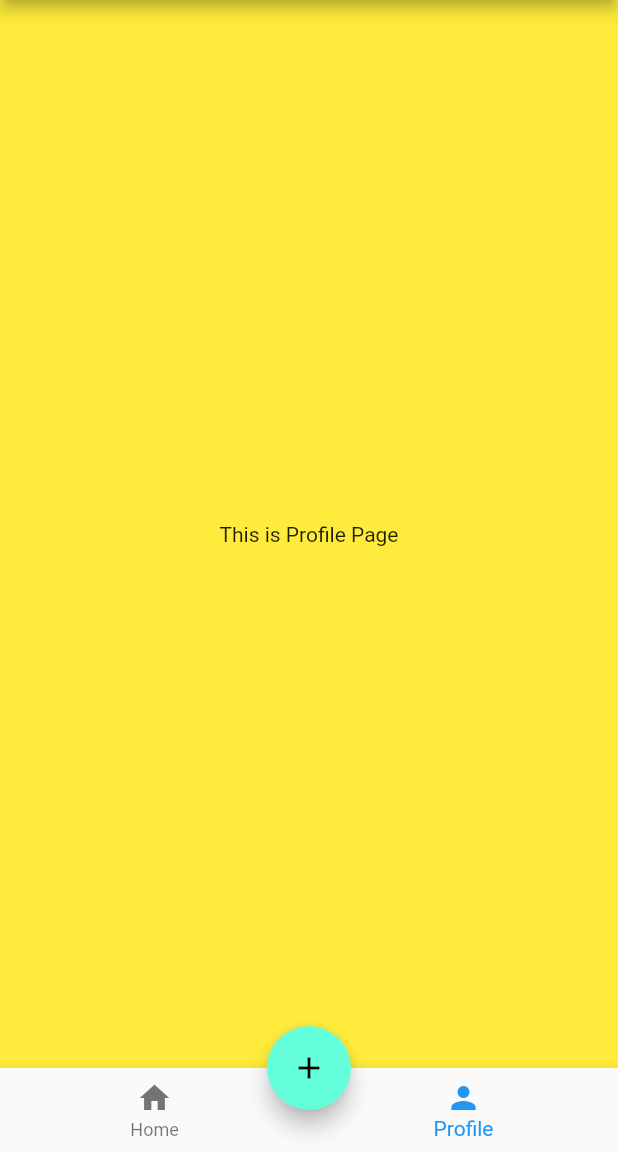
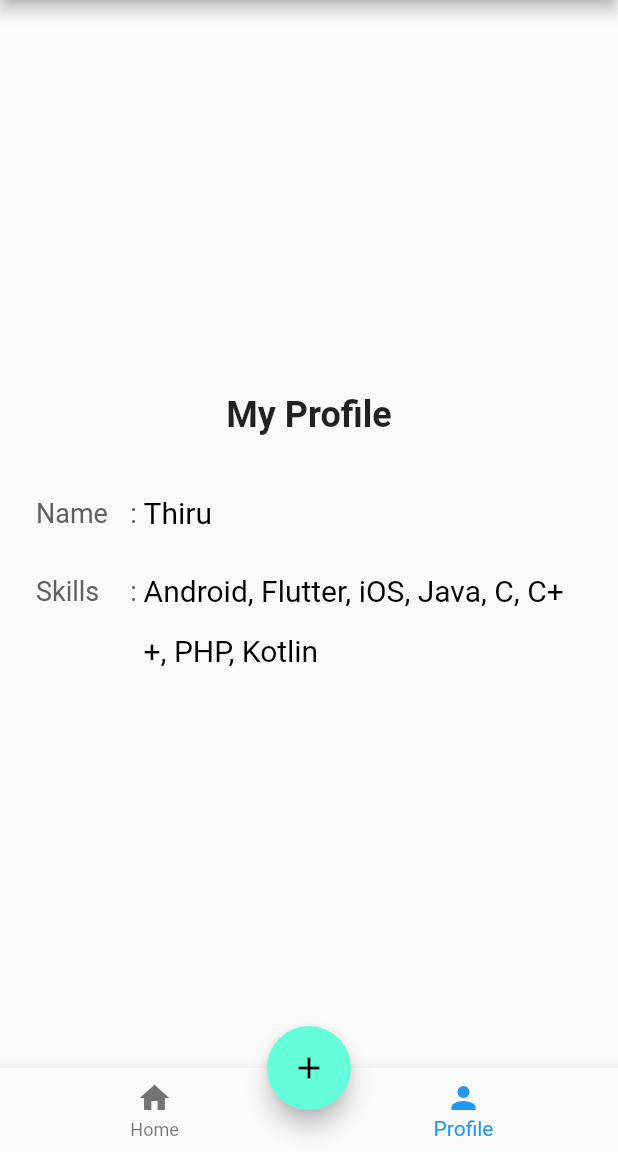
Before and after one commit to CodeWithThiru/FlutterLearning, a Flutter app: the screen it shows after launch, item 2 of the bottom bar chosen, on a phone screen of 412 x 824 dp, the part 84-1236 px from its top. Run offline on Flutter 3.47's test engine with Material 2 defaults, Android fonts, the phone set to English and light mode, and no system bars.

Commit message:
Rown And Coloumn

```diff
--- a/lib/profile.dart
+++ b/lib/profile.dart
@@ -4,8 +4,86 @@ class ProfilePage extends StatelessWidget {
   @override
   Widget build(BuildContext context) {
     return Container(
-      color: Colors.yellow,
-      child: Center(child: Text("This is Profile Page")),
+      child: Padding(
+        padding: const EdgeInsets.all(16.0),
+        child: Column(
+          mainAxisSize: MainAxisSize.max,
+          mainAxisAlignment: MainAxisAlignment.center,
+          crossAxisAlignment: CrossAxisAlignment.stretch,
+          children: [
+            Padding(
+              padding: const EdgeInsets.all(8.0),
+              child: Text(
+                "My Profile",
+                textAlign: TextAlign.center,
+                style: TextStyle(
+                  fontSize: 24,
+                  fontWeight: FontWeight.bold,
+                ),
+              ),
+            ),
+            SizedBox(height: 24),
+            Padding(
+              padding: const EdgeInsets.all(8.0),
+              child: Row(
+                mainAxisSize: MainAxisSize.max,
+                mainAxisAlignment: MainAxisAlignment.spaceEvenly,
+                children: [
+                  Expanded(
+                      flex: 1,
+                      child: Text("Name",
+                          style: TextStyle(
+                              fontSize: 18, color: Colors.grey[700]))),
+                  Text(" : ",
+                      style:
+                          TextStyle(fontSize: 18, color: Colors.grey.shade700)),
+                  Expanded(
+                      flex: 5,
+                      child: Text("Thiru",
+                          style: TextStyle(fontSize: 20, color: Colors.black)))
+                ],
+              ),
+            ),
+            Padding(
+              padding: const EdgeInsets.all(8.0),
+              child: Row(
+                mainAxisSize: MainAxisSize.max,
+                mainAxisAlignment: MainAxisAlignment.spaceEvenly,
+                crossAxisAlignment: CrossAxisAlignment.start,
+                children: [
+                  Expanded(
+                      flex: 1,
+                      child: Text("Skills",
+                          style: TextStyle(
+                              fontSize: 18,
+                              color: Colors.grey.shade700,
+                              height: 2.2))),
+                  Text(" : ",
+                      style: TextStyle(
+                          fontSize: 18,
+                          color: Colors.grey.shade700,
+                          height: 2.2)),
+                  Expanded(
+                      flex: 5,
+                      child: Text(
+                          "Android, Flutter, iOS, Java, C, C++, PHP, Kotlin",
+                          style: TextStyle(
+                              fontSize: 20, color: Colors.black, height: 2)))
+                ],
+              ),
+            )
+          ],
+        ),
+      ),
     );
   }
 }
+
+/**
+       My Profile
+
+Name       : Thiru
+Skills     : Android,Flutter,iOS
+
+
+ */
```
